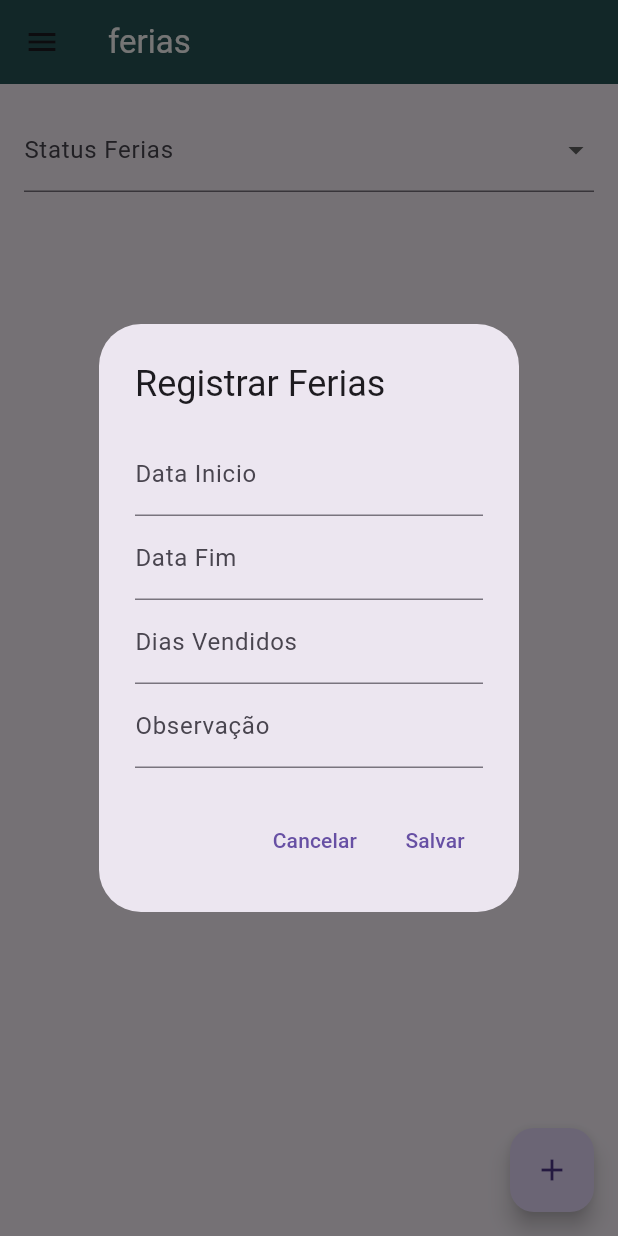
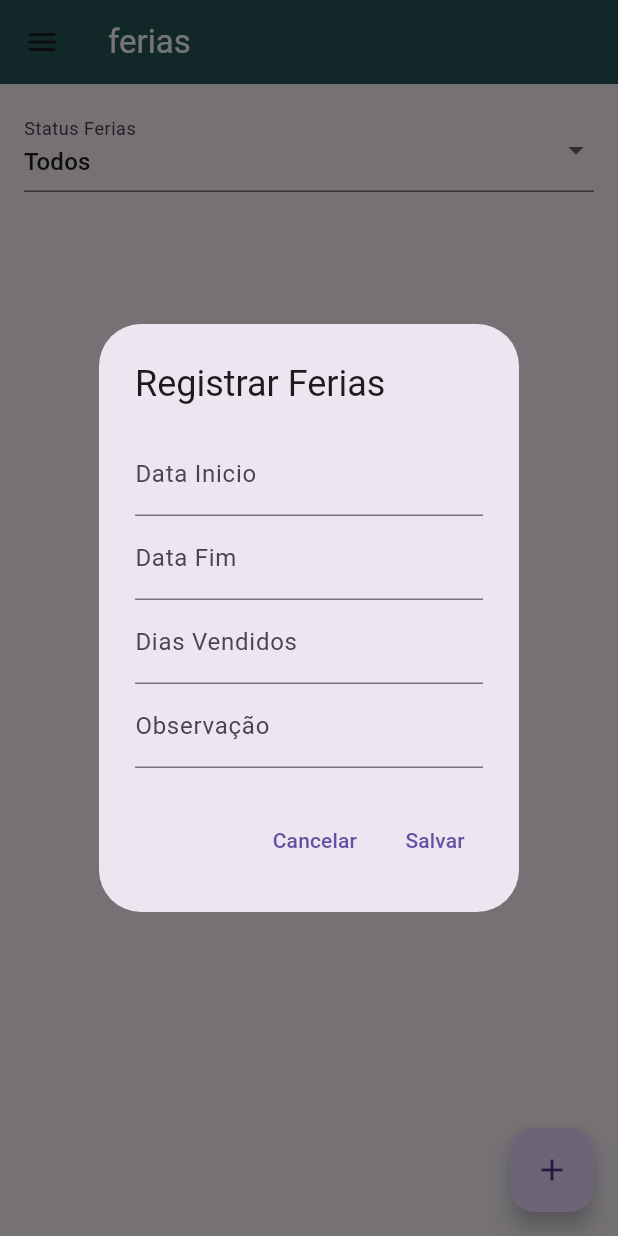
Before and after one commit to LucaasVGP/ZendaysApp, a Flutter app: the TelaFeriasPage screen opened directly, after a tap on the "add" icon, on a phone screen of 412 x 824 dp. Run offline on Flutter 3.47's test engine with Material 3 defaults, Android fonts, the phone set to English and light mode, and no system bars; our stand-ins replace fluttertoast, font_awesome_flutter, shared_preferences; accounts and stored records are empty; network calls fail.

Commit message:
feat: adiciona filtro por status na Tela de Minhas Ferias.

```diff
--- a/lib/Ferias/TelaFerias.dart
+++ b/lib/Ferias/TelaFerias.dart
@@ -27,11 +27,13 @@ class _TelaFeriasPageState extends State<TelaFeriasPage> {
   }
 
 
-  Future<void> fetchData() async {
+  Future<void> fetchData({String status = "3"}) async {
     try {
 
       var idUsuario = await Utils.returnInfo("id");
       var url = "/Ferias/usuario?userId=$idUsuario";
+
+      if(status != "3") url+="&status=$status";
       var response = await Utils.GetRetornoAPI(null, HttpMethod.GET, url, true);
       if (response.Sucesso) {
         setState(() {
@@ -104,16 +106,6 @@ class _TelaFeriasPageState extends State<TelaFeriasPage> {
      Utils.showToast("$e");
     }
   }
-
-  /*void filtrarferias(String query) {
-    setState(() {
-      feriasFiltrados = ferias.where((Ferias) {
-        final nome = Ferias['nome'].toString().toLowerCase();
-        return nome.contains(query.toLowerCase());
-      }).toList();
-    });
-  }*/
-
   //Widgets
   @override
   Widget build(BuildContext context) {
@@ -137,10 +129,8 @@ class _TelaFeriasPageState extends State<TelaFeriasPage> {
           Padding(
             padding: EdgeInsets.all(16.0),
             child: DropdownButtonFormField(
-              value: _searchController.text.isNotEmpty
-                  ? _searchController.text
-                  : null,
-              items: <String>['0', '1', '2'] //validar tipo vazio para não filtrar
+              value: "3",
+              items: <String>['0', '1', '2','3']
               .map<DropdownMenuItem<String>>((String value) {
               return DropdownMenuItem<String>(
               value: value,
@@ -150,7 +140,10 @@ class _TelaFeriasPageState extends State<TelaFeriasPage> {
               onChanged: (value) {
                 setState(() {
                   _searchController.text = value.toString();
+                  feriasFiltrados = [];
                 });
+
+                fetchData(status: value.toString());
               },
               decoration: InputDecoration(labelText: 'Status Ferias'),
             ),
@@ -201,6 +194,8 @@ String getDropdownText(String value) {
       return 'Aprovado';
     case '2':
       return 'Rejeitado';
+    case '3':
+      return 'Todos';
     default:
       return '';
   }
```
